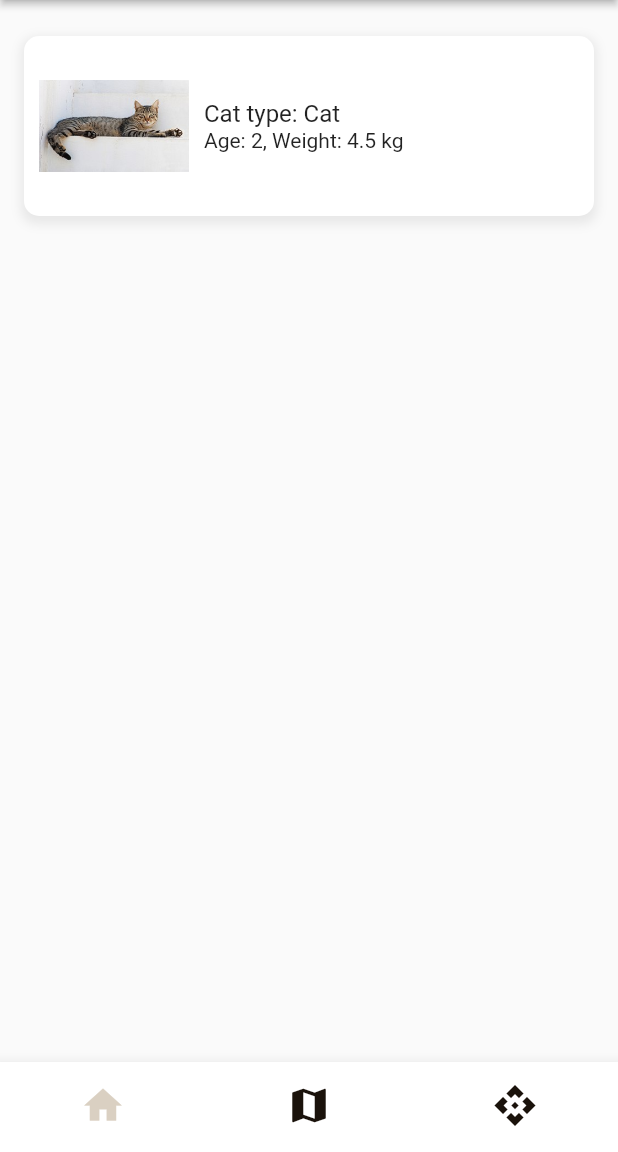
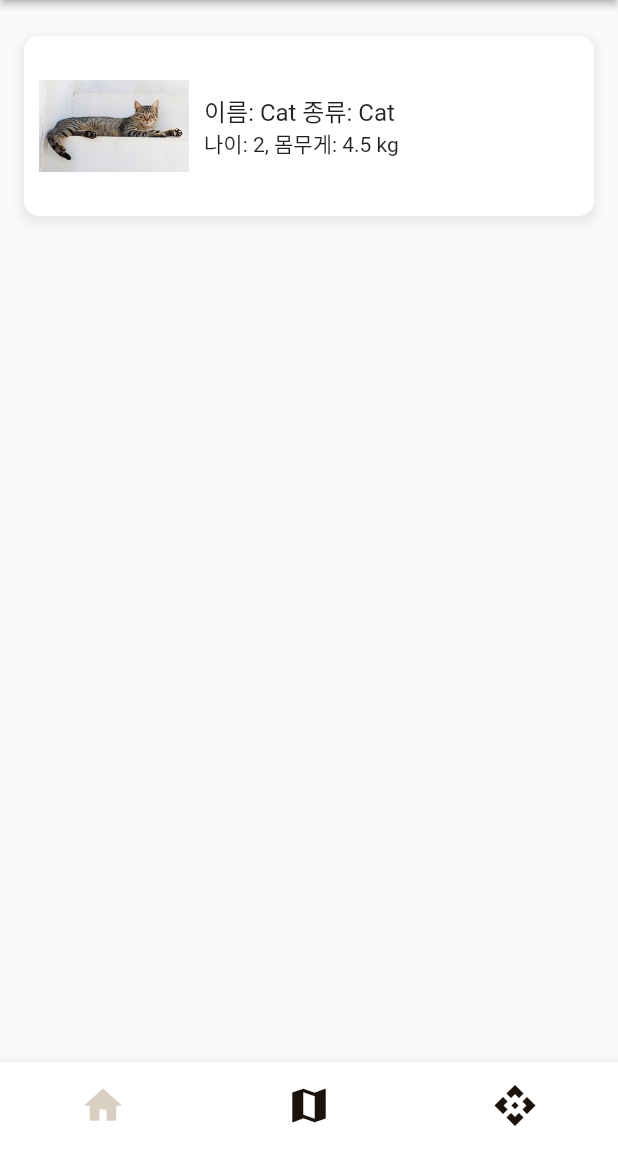
Before and after one commit to Busan-8th-ICT-Hackathon-merge/PetsFinder_Frontend, a Flutter app: the screen it shows after launch, on a phone screen of 412 x 824 dp, the part 84-1236 px from its top. Run offline on Flutter 3.47's test engine with Material 2 defaults, Android fonts, the phone set to English and light mode, and no system bars; our stand-ins replace image_picker.

Commit message:
update korean

```diff
--- a/ict/lib/view/Landing.dart
+++ b/ict/lib/view/Landing.dart
@@ -124,11 +124,11 @@ class LandingState extends State<Landing> {
                         mainAxisAlignment: MainAxisAlignment.center,
                         children: [
                           Text(
-                            "${animals[index].name} type: ${animals[index].type}",
+                            "이름: ${animals[index].name} 종류: ${animals[index].type}",
                             style: TextStyle(fontSize: 16),
                           ),
                           Text(
-                            "Age: ${animals[index].age}, Weight: ${animals[index].weight} kg",
+                            "나이: ${animals[index].age}, 몸무게: ${animals[index].weight} kg",
                             style: TextStyle(fontSize: 14),
                           ),
                         ],
```
